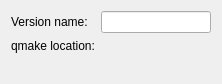
The window that src/plugins/qtsupport/qtversioninfo.ui (qt-creator/qt-creator) describes before a commit, drawn with Qt 5.
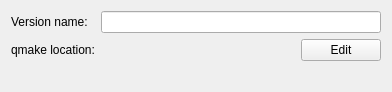
The same window after the commit.

Commit message:
Readd editing of paths
The path can only be changed to a version that is of the same type.
That should prevent a few interesting problems

The edit to the form file:
```diff
--- a/src/plugins/qtsupport/qtversioninfo.ui
+++ b/src/plugins/qtsupport/qtversioninfo.ui
@@ -6,8 +6,8 @@
    <rect>
     <x>0</x>
     <y>0</y>
-    <width>222</width>
-    <height>70</height>
+    <width>392</width>
+    <height>87</height>
    </rect>
   </property>
   <layout class="QFormLayout" name="formLayout">
@@ -29,7 +29,15 @@
     </widget>
    </item>
    <item row="1" column="1">
+    <layout class="QHBoxLayout" name="horizontalLayout">
+     <item>
     <widget class="QLabel" name="qmakePath">
+       <property name="sizePolicy">
+        <sizepolicy hsizetype="Expanding" vsizetype="Preferred">
+         <horstretch>0</horstretch>
+         <verstretch>0</verstretch>
+        </sizepolicy>
+       </property>
      <property name="text">
       <string/>
      </property>
@@ -38,7 +46,16 @@
      </property>
     </widget>
    </item>
-   <item row="2" column="0" colspan="2">
+     <item>
+      <widget class="QPushButton" name="editPathPushButton">
+       <property name="text">
+        <string>Edit</string>
+       </property>
+      </widget>
+     </item>
+    </layout>
+   </item>
+   <item row="2" column="0">
     <widget class="QLabel" name="errorLabel">
      <property name="text">
       <string/>
```
Lines whose indentation alone changed are shown as unchanged. The commit also changes 3 other files.
